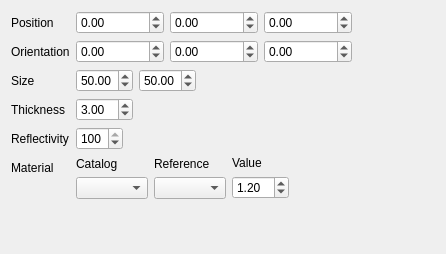
cihologramas/freecad-pyoptools, file freecad/pyoptools/GUI/RectMirror.ui: the form before one commit.
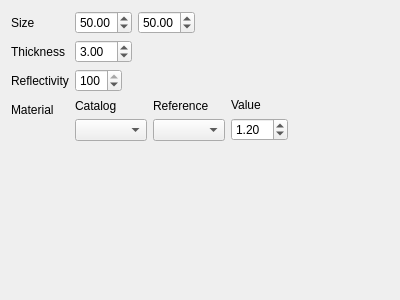
The form after the commit.

Commit message:
Using the positionWidget
All the optical components are using now the position widget.

```diff
--- a/freecad/pyoptools/GUI/RectMirror.ui
+++ b/freecad/pyoptools/GUI/RectMirror.ui
@@ -1,19 +1,19 @@
 <?xml version="1.0" encoding="UTF-8"?>
 <ui version="4.0">
- <class>Dialog</class>
- <widget class="QDialog" name="Dialog">
+ <class>Form</class>
+ <widget class="QWidget" name="Form">
   <property name="geometry">
    <rect>
     <x>0</x>
     <y>0</y>
-    <width>446</width>
-    <height>254</height>
+    <width>400</width>
+    <height>300</height>
    </rect>
   </property>
   <property name="windowTitle">
    <string>Dialog</string>
   </property>
-  <layout class="QHBoxLayout" name="horizontalLayout_4">
+  <layout class="QVBoxLayout" name="verticalLayout">
    <item>
     <layout class="QFormLayout" name="formLayout">
      <property name="sizeConstraint">
@@ -23,126 +23,69 @@
       <enum>QFormLayout::ExpandingFieldsGrow</enum>
      </property>
      <item row="0" column="0">
-      <widget class="QLabel" name="label_10">
-       <property name="text">
-        <string>Position</string>
-       </property>
-      </widget>
-     </item>
-     <item row="0" column="1">
-      <layout class="QHBoxLayout" name="horizontalLayout_3">
-       <item>
-        <widget class="QDoubleSpinBox" name="Xpos">
-         <property name="minimum">
-          <double>-1000000.000000000000000</double>
-         </property>
-         <property name="maximum">
-          <double>1000000.000000000000000</double>
-         </property>
-        </widget>
-       </item>
-       <item>
-        <widget class="QDoubleSpinBox" name="Ypos">
-         <property name="minimum">
-          <double>-1000000.000000000000000</double>
-         </property>
-         <property name="maximum">
-          <double>1000000.000000000000000</double>
-         </property>
-        </widget>
-       </item>
-       <item>
-        <widget class="QDoubleSpinBox" name="Zpos">
-         <property name="minimum">
-          <double>-1000000.000000000000000</double>
-         </property>
-         <property name="maximum">
-          <double>1000000.000000000000000</double>
-         </property>
-        </widget>
-       </item>
-      </layout>
-     </item>
-     <item row="1" column="0">
-      <widget class="QLabel" name="label_7">
-       <property name="text">
-        <string>Orientation</string>
-       </property>
-      </widget>
-     </item>
-     <item row="1" column="1">
-      <layout class="QHBoxLayout" name="horizontalLayout">
-       <item>
-        <widget class="QDoubleSpinBox" name="Xrot">
-         <property name="minimum">
-          <double>-1000000.000000000000000</double>
-         </property>
-         <property name="maximum">
-          <double>1000000.000000000000000</double>
-         </property>
-        </widget>
-       </item>
-       <item>
-        <widget class="QDoubleSpinBox" name="Yrot">
-         <property name="minimum">
-          <double>-1000000.000000000000000</double>
-         </property>
-         <property name="maximum">
-          <double>1000000.000000000000000</double>
-         </property>
-         <property name="value">
-          <double>0.000000000000000</double>
-         </property>
-        </widget>
-       </item>
-       <item>
-        <widget class="QDoubleSpinBox" name="Zrot">
-         <property name="minimum">
-          <double>-1000000.000000000000000</double>
-         </property>
-         <property name="maximum">
-          <double>1000000.000000000000000</double>
-         </property>
-        </widget>
-       </item>
-      </layout>
-     </item>
-     <item row="2" column="0">
       <widget class="QLabel" name="label_2">
        <property name="text">
         <string>Size</string>
        </property>
       </widget>
      </item>
-     <item row="3" column="0">
+     <item row="0" column="1">
+      <layout class="QHBoxLayout" name="horizontalLayout_5">
+       <item>
+        <widget class="QDoubleSpinBox" name="SX">
+         <property name="value">
+          <double>50.000000000000000</double>
+         </property>
+        </widget>
+       </item>
+       <item>
+        <widget class="QDoubleSpinBox" name="SY">
+         <property name="value">
+          <double>50.000000000000000</double>
+         </property>
+        </widget>
+       </item>
+      </layout>
+     </item>
+     <item row="1" column="0">
       <widget class="QLabel" name="label">
        <property name="text">
         <string>Thickness</string>
        </property>
       </widget>
      </item>
-     <item row="3" column="1">
+     <item row="1" column="1">
       <widget class="QDoubleSpinBox" name="Thickness">
        <property name="value">
         <double>3.000000000000000</double>
        </property>
       </widget>
      </item>
-     <item row="4" column="0">
+     <item row="2" column="0">
       <widget class="QLabel" name="label_3">
        <property name="text">
         <string>Reflectivity</string>
        </property>
       </widget>
      </item>
-     <item row="5" column="0">
+     <item row="2" column="1">
+      <widget class="QSpinBox" name="Reflectivity">
+       <property name="maximum">
+        <number>100</number>
+       </property>
+       <property name="value">
+        <number>100</number>
+       </property>
+      </widget>
+     </item>
+     <item row="3" column="0">
       <widget class="QLabel" name="label_5">
        <property name="text">
         <string>Material</string>
        </property>
       </widget>
      </item>
-     <item row="5" column="1">
+     <item row="3" column="1">
       <layout class="QHBoxLayout" name="horizontalLayout_2">
        <item>
         <layout class="QVBoxLayout" name="verticalLayout_4">
@@ -198,34 +141,6 @@
        </item>
       </layout>
      </item>
-     <item row="2" column="1">
-      <layout class="QHBoxLayout" name="horizontalLayout_5">
-       <item>
-        <widget class="QDoubleSpinBox" name="SX">
-         <property name="value">
-          <double>50.000000000000000</double>
-         </property>
-        </widget>
-       </item>
-       <item>
-        <widget class="QDoubleSpinBox" name="SY">
-         <property name="value">
-          <double>50.000000000000000</double>
-         </property>
-        </widget>
-       </item>
-      </layout>
-     </item>
-     <item row="4" column="1">
-      <widget class="QSpinBox" name="Reflectivity">
-       <property name="maximum">
-        <number>100</number>
-       </property>
-       <property name="value">
-        <number>100</number>
-       </property>
-      </widget>
-     </item>
     </layout>
    </item>
   </layout>
```
Left out of the diff: 2 changed lines with no effect on the pictures. The commit also changes 21 other files.
